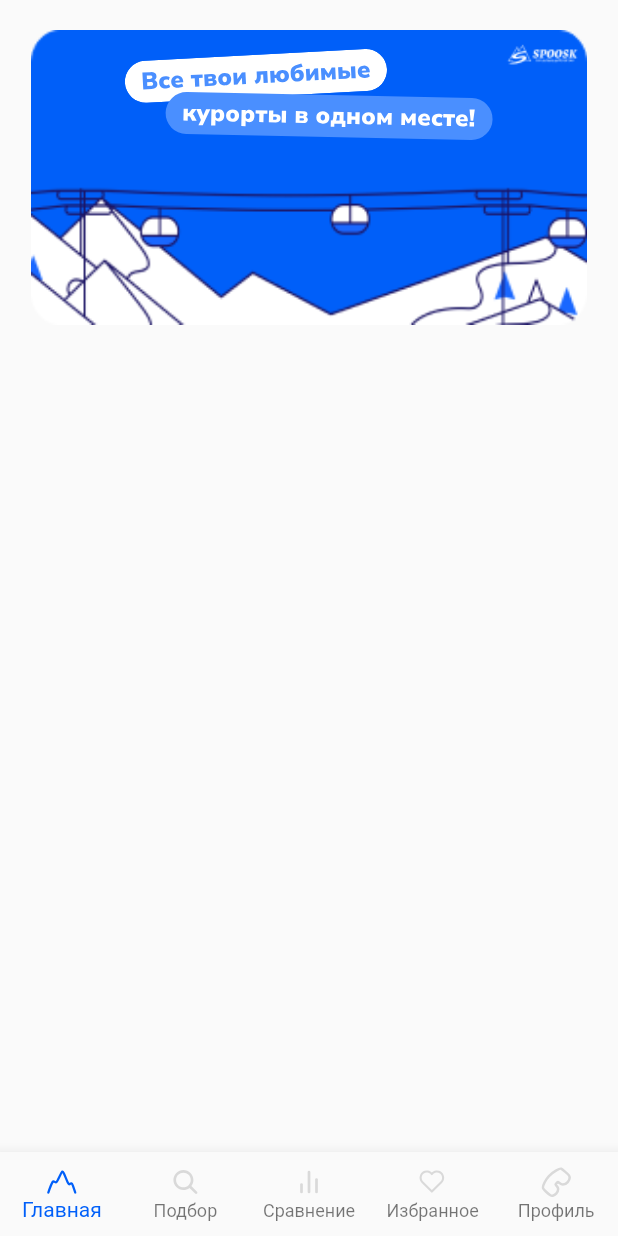
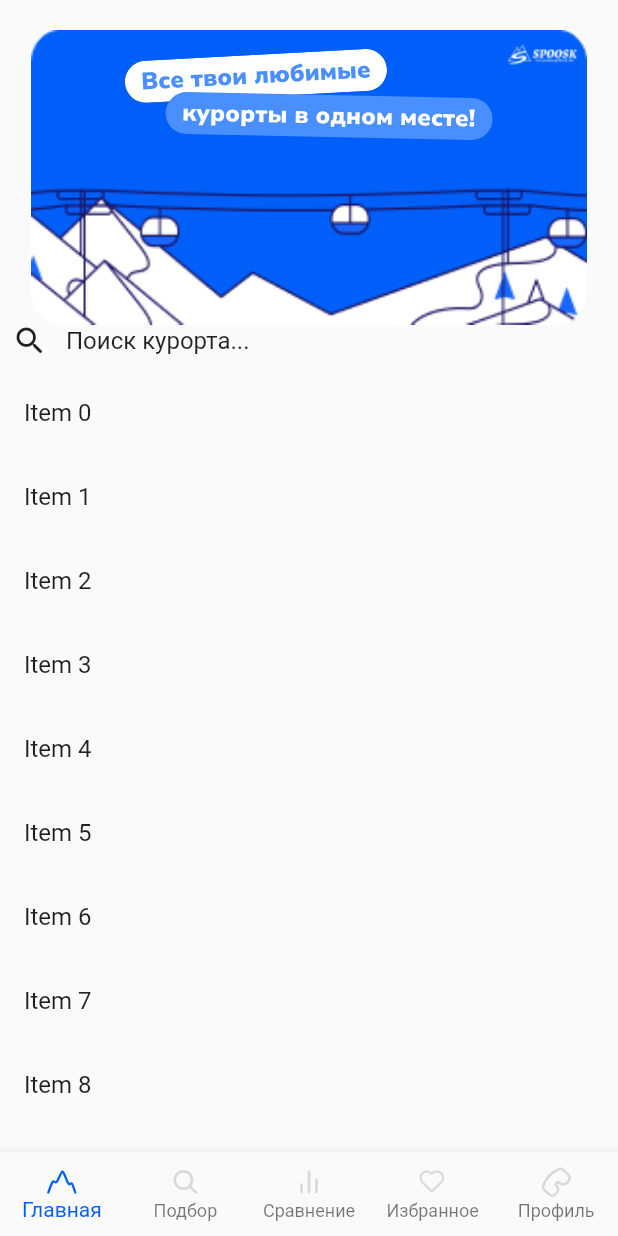
Before and after one commit to aleksandrazai/spoosk, a Flutter app: the screen it shows after launch, on a phone screen of 412 x 824 dp. Run offline on Flutter 3.47's test engine with Material 2 defaults, Android fonts, the phone set to English and light mode, and no system bars; our stand-ins replace auto_route, firebase_core, firebase_crashlytics, flutter_svg; accounts and stored records are empty.

Commit message:
feat: added CustomSearchField
Work in progress

```diff
--- a/lib/core/presentation/screens/home.dart
+++ b/lib/core/presentation/screens/home.dart
@@ -33,10 +33,26 @@ class HomeScreen extends StatelessWidget {
           expandedHeight: MediaQuery.of(context).size.height * 0.3,
           floating: false,
           pinned: true,
-          backgroundColor: const Color(0xF8F8F8),
+          backgroundColor: const Color(0x00f8f8f8),
           elevation: 0,
           flexibleSpace: const FlexibleSpaceBar(
             background: CustomAppBar(),
+          ),
+          bottom: PreferredSize(
+            preferredSize: const Size.fromHeight(36),
+            child: CustomSearchField(
+              onTap: () {},
+            ),
+          ),
+        ),
+        SliverList(
+          delegate: SliverChildBuilderDelegate(
+            (BuildContext context, int index) {
+              return ListTile(
+                title: Text("Item $index"),
+              );
+            },
+            childCount: 15, // Example item count
           ),
         ),
       ],
@@ -75,12 +91,34 @@ class CustomAppBar extends StatelessWidget {
     );
   }
 }
+//TODO: Доделать поиск
 
 class CustomSearchField extends StatelessWidget {
-  const CustomSearchField({super.key});
-
+  const CustomSearchField({super.key, required this.onTap});
+  final VoidCallback onTap;
   @override
   Widget build(BuildContext context) {
-    return TextField(); //TODO
+    return GestureDetector(
+      onTap: onTap,
+      child: Container(
+        width: double.infinity,
+        padding: const EdgeInsets.all(8),
+        decoration: BoxDecoration(
+          borderRadius: BorderRadius.circular(17),
+        ),
+        child: const Row(
+          children: [
+            Icon(Icons.search_rounded),
+            SizedBox(width: 12),
+            Text(
+              'Поиск курорта...',
+              style: TextStyle(
+                fontSize: 16,
+              ),
+            ),
+          ],
+        ),
+      ),
+    );
   }
 }
```
